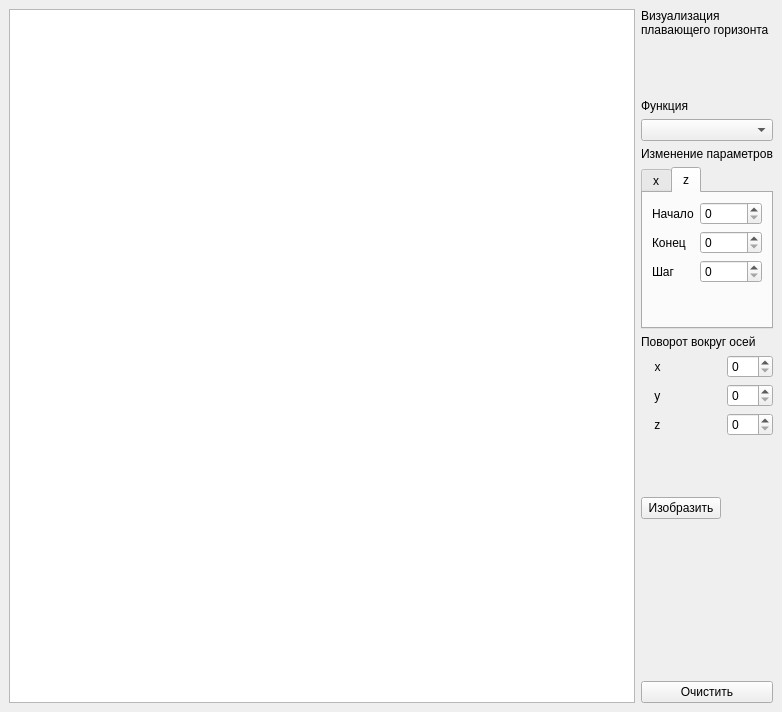
First picture: the form in lab_10/lab_10.ui, repository DeadlyHunter38/bmstu_sem_4_computer_graphics, before the edit.
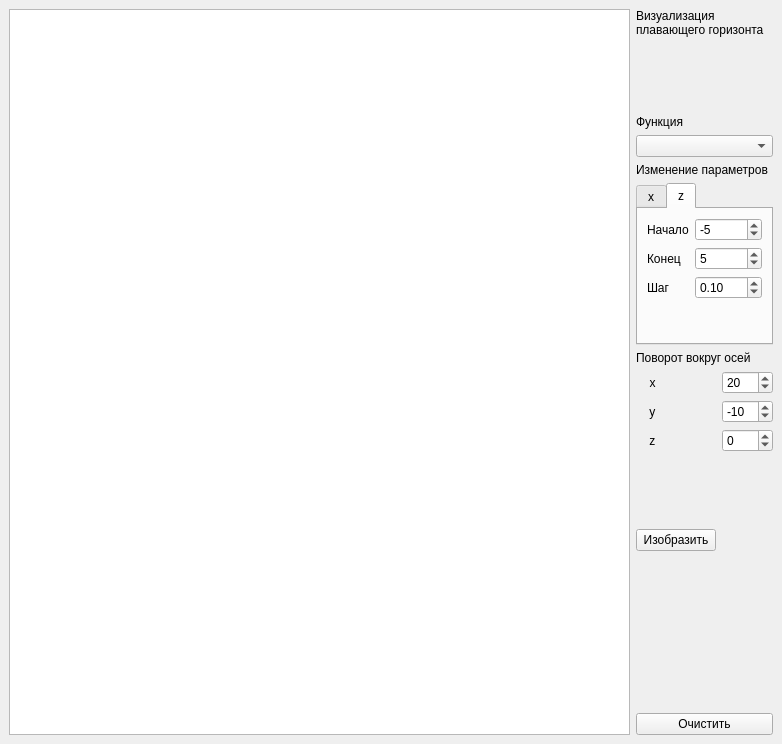
Second picture: the form after the edit. The open tabs and pages were chosen to show the change.

What changed in the file:
```diff
--- a/lab_10/lab_10.ui
+++ b/lab_10/lab_10.ui
@@ -7,7 +7,7 @@
     <x>0</x>
     <y>0</y>
     <width>782</width>
-    <height>712</height>
+    <height>744</height>
    </rect>
   </property>
   <property name="windowTitle">
@@ -151,7 +151,17 @@
            </widget>
           </item>
           <item row="0" column="1">
-           <widget class="QSpinBox" name="spinbox_start_z"/>
+           <widget class="QSpinBox" name="spinbox_start_z">
+            <property name="minimum">
+             <number>-10</number>
+            </property>
+            <property name="maximum">
+             <number>10</number>
+            </property>
+            <property name="value">
+             <number>-5</number>
+            </property>
+           </widget>
           </item>
           <item row="1" column="0">
            <widget class="QLabel" name="label_end_z">
@@ -161,7 +171,17 @@
            </widget>
           </item>
           <item row="1" column="1">
-           <widget class="QSpinBox" name="spinbox_end_z"/>
+           <widget class="QSpinBox" name="spinbox_end_z">
+            <property name="minimum">
+             <number>-10</number>
+            </property>
+            <property name="maximum">
+             <number>10</number>
+            </property>
+            <property name="value">
+             <number>5</number>
+            </property>
+           </widget>
           </item>
           <item row="2" column="0">
            <widget class="QLabel" name="label_step_z">
@@ -171,7 +191,14 @@
            </widget>
           </item>
           <item row="2" column="1">
-           <widget class="QSpinBox" name="spinbox_step_z"/>
+           <widget class="QDoubleSpinBox" name="spinbox_step_z">
+            <property name="minimum">
+             <double>0.000000000000000</double>
+            </property>
+            <property name="value">
+             <double>0.100000000000000</double>
+            </property>
+           </widget>
           </item>
          </layout>
         </widget>
@@ -188,7 +215,17 @@
        </widget>
       </item>
       <item row="7" column="1">
-       <widget class="QSpinBox" name="spinbox_rotate_x"/>
+       <widget class="QSpinBox" name="spinbox_rotate_x">
+        <property name="minimum">
+         <number>-360</number>
+        </property>
+        <property name="maximum">
+         <number>360</number>
+        </property>
+        <property name="value">
+         <number>20</number>
+        </property>
+       </widget>
       </item>
       <item row="8" column="0">
        <widget class="QLabel" name="label_rotate_y">
@@ -198,7 +235,17 @@
        </widget>
       </item>
       <item row="8" column="1">
-       <widget class="QSpinBox" name="spinbox_rotate_y"/>
+       <widget class="QSpinBox" name="spinbox_rotate_y">
+        <property name="minimum">
+         <number>-360</number>
+        </property>
+        <property name="maximum">
+         <number>360</number>
+        </property>
+        <property name="value">
+         <number>-10</number>
+        </property>
+       </widget>
       </item>
       <item row="9" column="0">
        <widget class="QLabel" name="label_rotate_z">
@@ -208,7 +255,14 @@
        </widget>
       </item>
       <item row="9" column="1">
-       <widget class="QSpinBox" name="spinbox_rotate_z"/>
+       <widget class="QSpinBox" name="spinbox_rotate_z">
+        <property name="minimum">
+         <number>-360</number>
+        </property>
+        <property name="maximum">
+         <number>360</number>
+        </property>
+       </widget>
       </item>
       <item row="10" column="0" colspan="2">
        <spacer name="verticalSpacer_2">
```
Left out of the diff: 32 changed lines with no effect on the pictures.
